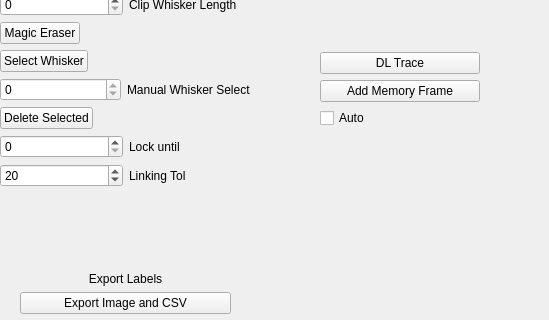
Qt form src/WhiskerToolbox/Whisker_Widget/Whisker_Widget.ui (paulmthompson/WhiskerToolbox) before a commit; both pictures show x 0 to 549 and y 217 to 537 of the 549 by 651 pixel window.
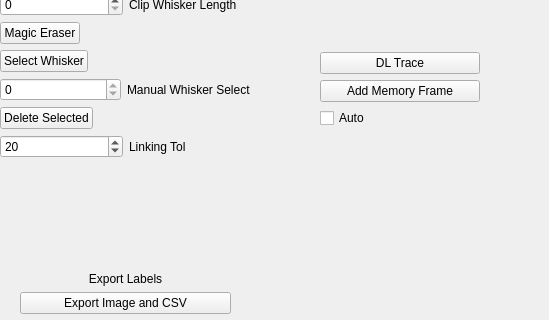
The same form after that commit.

Patch:
```diff
--- a/src/WhiskerToolbox/Whisker_Widget/Whisker_Widget.ui
+++ b/src/WhiskerToolbox/Whisker_Widget/Whisker_Widget.ui
@@ -404,33 +404,6 @@
        </item>
       </layout>
      </item>
-     <item>
-      <layout class="QHBoxLayout" name="horizontalLayout_15">
-       <item>
-        <widget class="QSpinBox" name="manual_whisker_lock_frame">
-         <property name="minimum">
-          <number>0</number>
-         </property>
-         <property name="maximum">
-          <number>1000000</number>
-         </property>
-         <property name="singleStep">
-          <number>1</number>
-         </property>
-         <property name="value">
-          <number>0</number>
-         </property>
-        </widget>
-       </item>
-       <item>
-        <widget class="QLabel" name="label_15">
-         <property name="text">
-          <string>Lock until</string>
-         </property>
-        </widget>
-       </item>
-      </layout>
-     </item>
      <item>
       <layout class="QHBoxLayout" name="horizontalLayout_16">
        <item>
```
